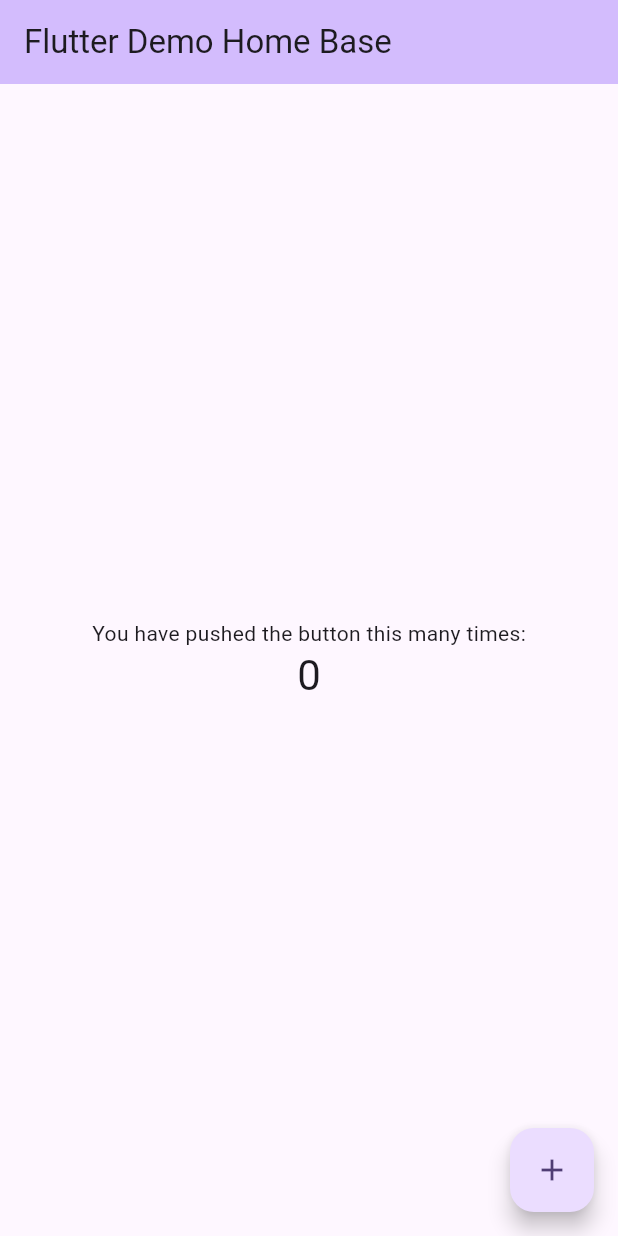
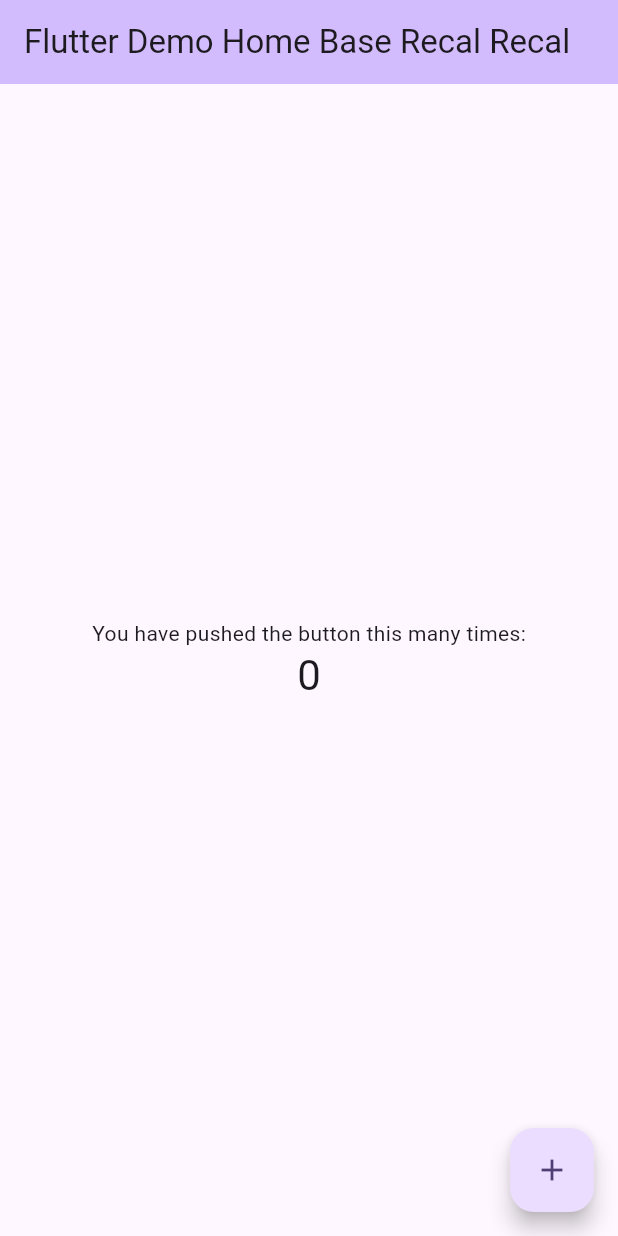
Before and after one commit to Hafidz1121/Workshop_Mobile_SMT_4, a Flutter app: the screen it shows after launch, on a phone screen of 412 x 824 dp. Run offline on Flutter 3.47's test engine with Material 3 defaults, Android fonts, the phone set to English and light mode, and no system bars.

Commit message:
Change main.dart

```diff
--- a/lib/main.dart
+++ b/lib/main.dart
@@ -31,7 +31,7 @@ class MyApp extends StatelessWidget {
         colorScheme: ColorScheme.fromSeed(seedColor: Colors.deepPurple),
         useMaterial3: true,
       ),
-      home: const MyHomePage(title: 'Flutter Demo Home Base'),
+      home: const MyHomePage(title: 'Flutter Demo Home Base Recal Recal'),
     );
   }
 }
```
